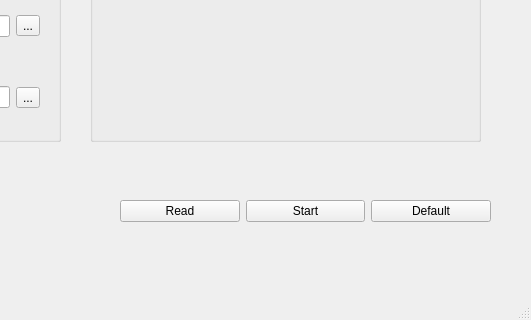
Old version of the form UI/SdrWindows.ui in the repository jiachen1119/sdr_config; both pictures show x 280 to 811 and y 328 to 648 of the 811 by 648 pixel window.
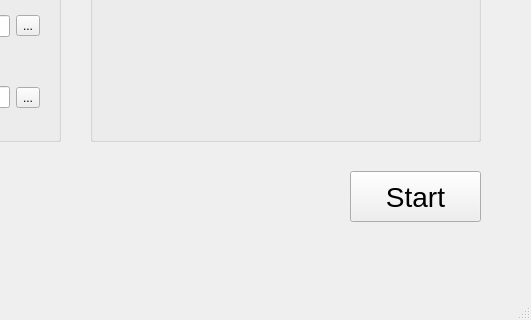
New version of the form.

Diff of the .ui file:
```diff
--- a/UI/SdrWindows.ui
+++ b/UI/SdrWindows.ui
@@ -191,39 +191,6 @@
     </property>
     <layout class="QHBoxLayout" name="horizontalLayout_3"/>
    </widget>
-   <widget class="QWidget" name="widget_4" native="true">
-    <property name="geometry">
-     <rect>
-      <x>400</x>
-      <y>490</y>
-      <width>371</width>
-      <height>61</height>
-     </rect>
-    </property>
-    <layout class="QHBoxLayout" name="horizontalLayout_6">
-     <item>
-      <widget class="QPushButton" name="pushButton">
-       <property name="text">
-        <string>Read</string>
-       </property>
-      </widget>
-     </item>
-     <item>
-      <widget class="QPushButton" name="pushButton_2">
-       <property name="text">
-        <string>Start</string>
-       </property>
-      </widget>
-     </item>
-     <item>
-      <widget class="QPushButton" name="pushButton_3">
-       <property name="text">
-        <string>Default</string>
-       </property>
-      </widget>
-     </item>
-    </layout>
-   </widget>
    <widget class="QGroupBox" name="groupBox_2">
     <property name="geometry">
      <rect>
@@ -471,6 +438,24 @@
      </widget>
     </widget>
    </widget>
+   <widget class="QPushButton" name="pushButton_start">
+    <property name="geometry">
+     <rect>
+      <x>630</x>
+      <y>480</y>
+      <width>131</width>
+      <height>51</height>
+     </rect>
+    </property>
+    <property name="font">
+     <font>
+      <pointsize>21</pointsize>
+     </font>
+    </property>
+    <property name="text">
+     <string>Start</string>
+    </property>
+   </widget>
   </widget>
   <widget class="QMenuBar" name="menubar">
    <property name="geometry">
```
